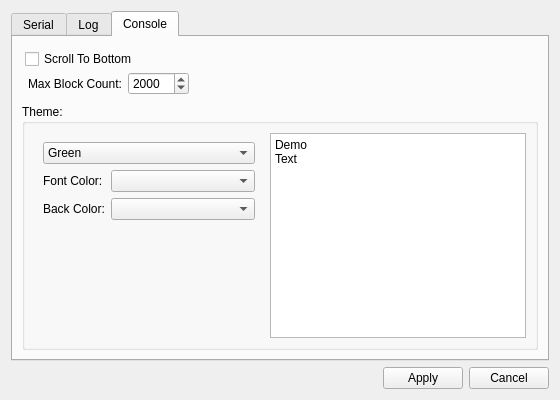
This is src/settingsdialog.ui in coolshou/qterminal as Qt 5 draws it before an edit. The edited form follows.
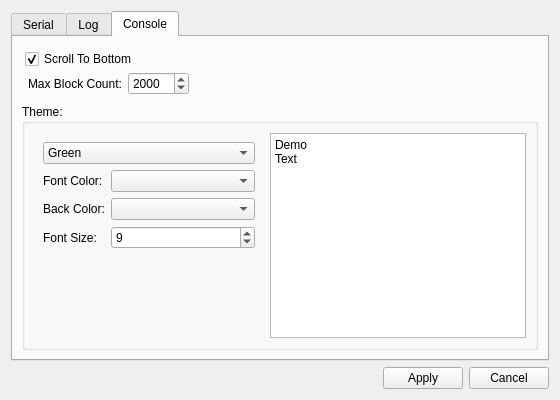
This is the edited form. The open tabs and pages were chosen to show the change. Icons and pictures are not drawn.

Patch:
```diff
--- a/src/settingsdialog.ui
+++ b/src/settingsdialog.ui
@@ -334,6 +334,9 @@
             <property name="text">
              <string>Scroll To Bottom</string>
             </property>
+            <property name="checked">
+             <bool>true</bool>
+            </property>
            </widget>
           </item>
           <item>
@@ -436,6 +439,23 @@
                </property>
               </widget>
              </item>
+             <item row="4" column="1">
+              <widget class="QSpinBox" name="spinBox">
+               <property name="maximum">
+                <number>64</number>
+               </property>
+               <property name="value">
+                <number>9</number>
+               </property>
+              </widget>
+             </item>
+             <item row="4" column="0">
+              <widget class="QLabel" name="FontSizeLabel">
+               <property name="text">
+                <string>Font Size:</string>
+               </property>
+              </widget>
+             </item>
             </layout>
            </widget>
           </item>
```
Left out of the diff: 13 changed lines with no effect on the pictures.
